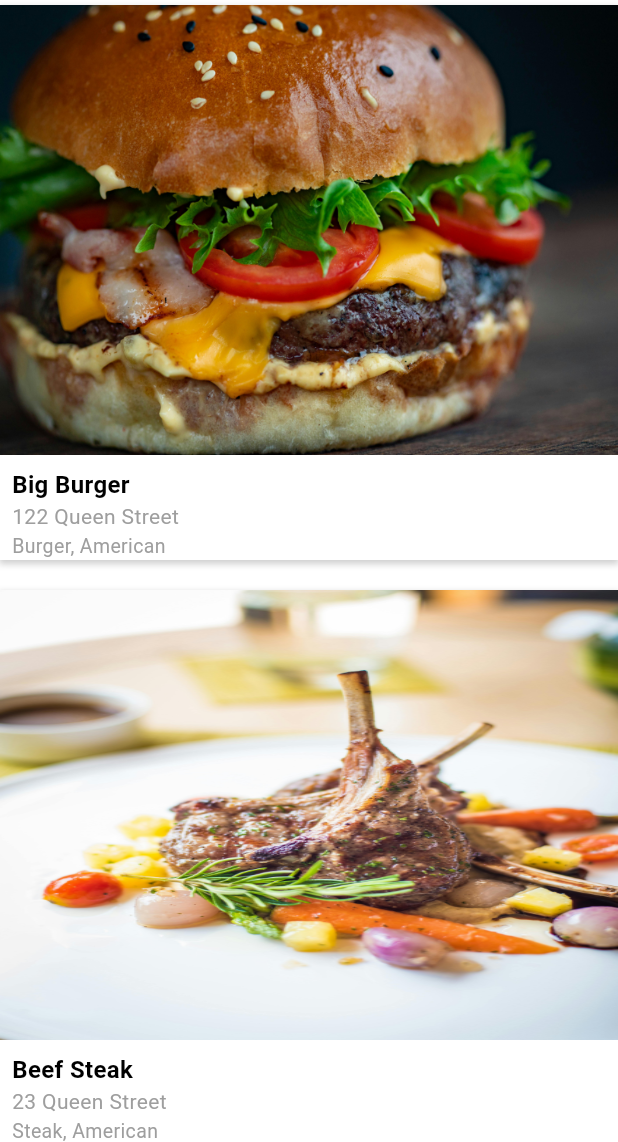
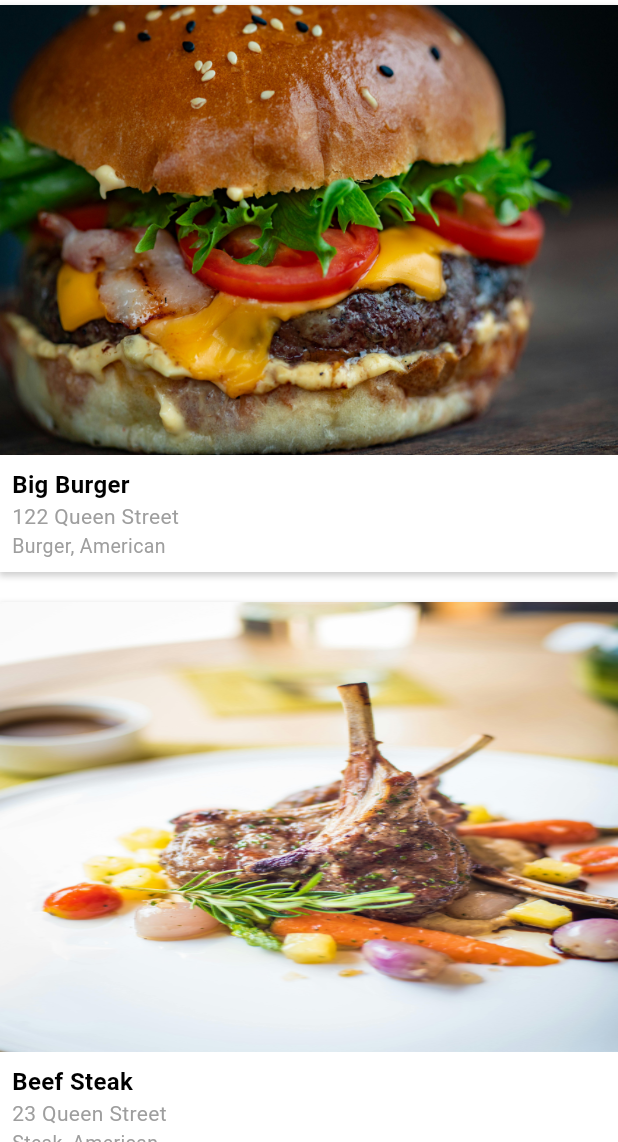
Before and after one commit to kevinwijaya1208/flutter_uts_ambw_c14210124, a Flutter app: the MealDeal screen opened directly, on a phone screen of 412 x 824 dp, the part 94-1236 px from its top. Run offline on Flutter 3.47's test engine with Material 3 defaults, Android fonts, the phone set to English and light mode, and no system bars.

Commit message:
tambah padding di card

```diff
--- a/lib/seeallcard.dart
+++ b/lib/seeallcard.dart
@@ -45,7 +45,7 @@ class SeeAllCard extends StatelessWidget {
               ),
             ),
             Padding(
-              padding: const EdgeInsets.only(left: 8.0),
+              padding: const EdgeInsets.only(left: 8.0, bottom: 8.0),
               child: Text(maxLines: 1, overflow: TextOverflow.ellipsis,
                 description,
                 style: TextStyle(color: Colors.grey, fontSize: 13 ),
```
